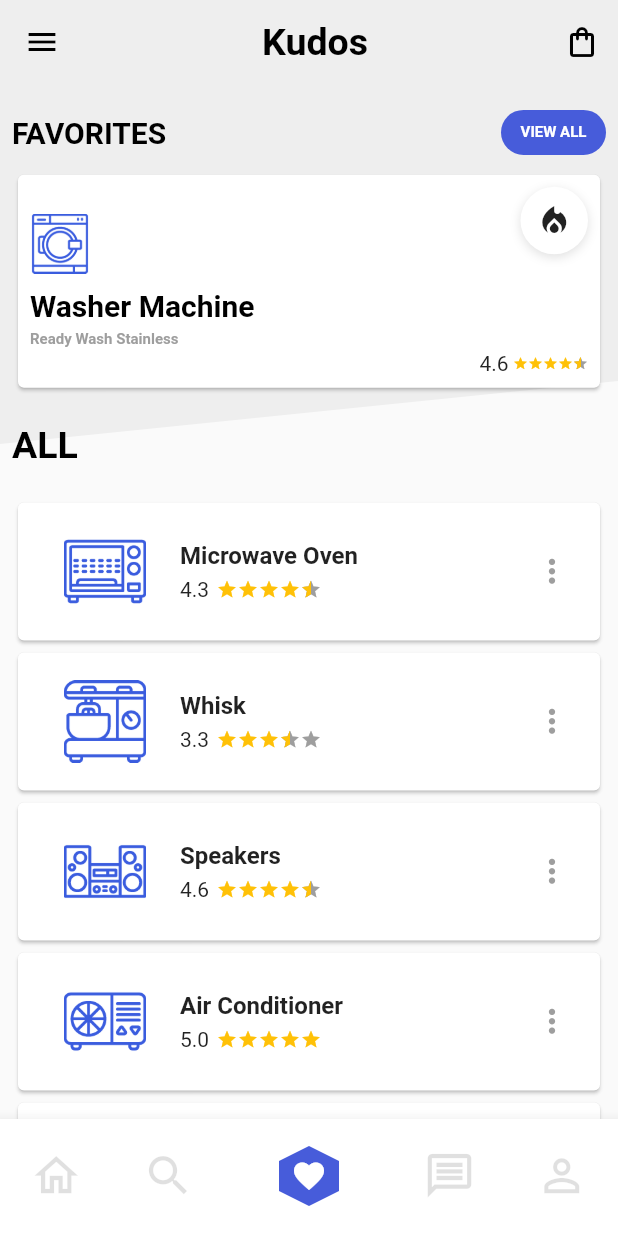
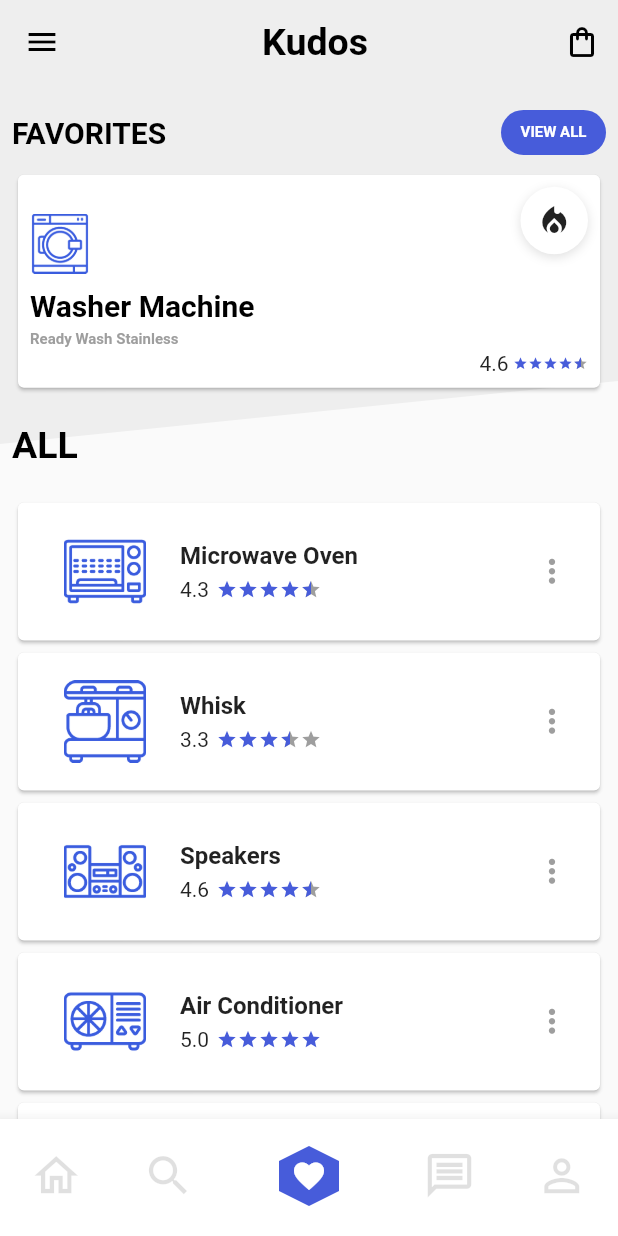
Before and after one commit to 0x4572696368/PC4, a Flutter app: the screen it shows after launch, on a phone screen of 412 x 824 dp. Run offline on Flutter 3.47's test engine with Material 2 defaults, Android fonts, the light colour scheme and no system bars; drawn by our look-alikes of flutter_rating_bar.

Commit message:
change color

```diff
--- a/lib/main.dart
+++ b/lib/main.dart
@@ -171,7 +171,7 @@ class _MyAppState extends State<MyApp> {
                             itemPadding: EdgeInsets.symmetric(horizontal: 0.0),
                             itemBuilder: (context, _) => Icon(
                               Icons.star,
-                              color: Colors.amber,
+                              color: Color.fromRGBO(71, 92, 218, 1),
                             ),
                             onRatingUpdate: (rating) {
                               print(rating);
@@ -278,7 +278,7 @@ class _MyAppState extends State<MyApp> {
                         itemPadding: EdgeInsets.symmetric(horizontal: 0.0),
                         itemBuilder: (context, _) => Icon(
                           Icons.star,
-                          color: Colors.amber,
+                          color: Color.fromRGBO(71, 92, 218, 1),
                         ),
                         onRatingUpdate: (rating) {
                           print(rating);
```
